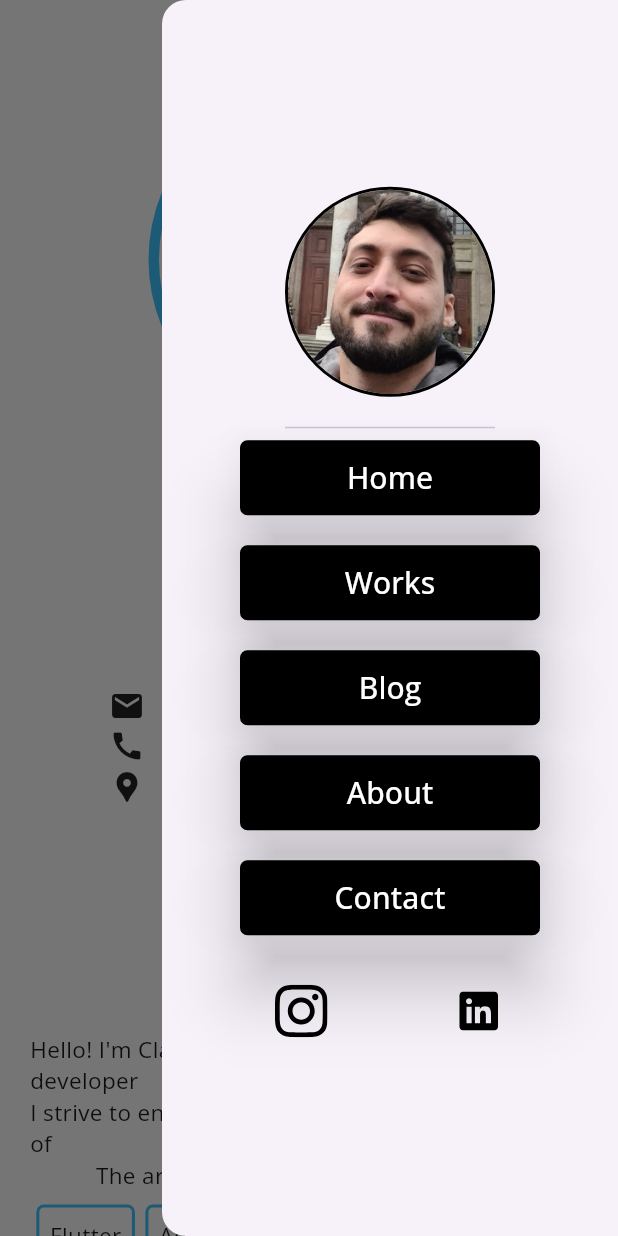
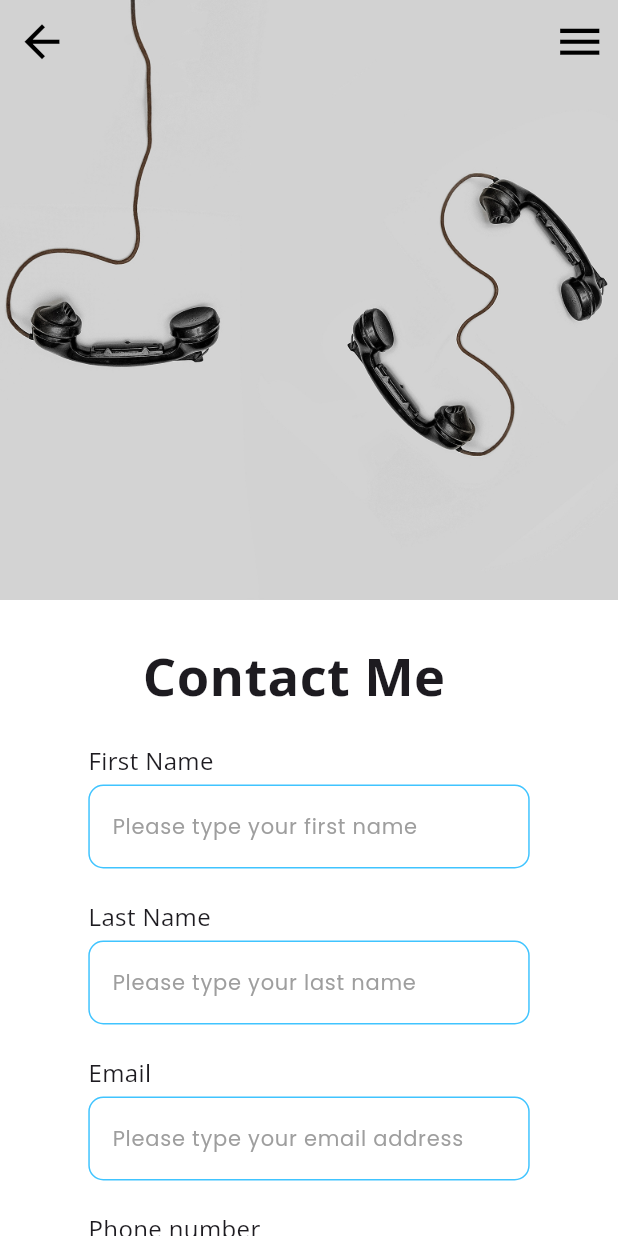
Before and after one commit to ClaesErik/PortifolioClaesErik, a Flutter app: the screen it shows after launch, after a tap on the "menu" icon, after a tap on "Contact", on a phone screen of 412 x 824 dp. Run offline on Flutter 3.47's test engine with Material 3 defaults, Android fonts, the phone set to English and light mode, and no system bars; our stand-ins replace flutter_svg, google_fonts.

Commit message:
Created first navigation top Contact Me; Mobile page accordingly;

```diff
--- a/lib/components.dart
+++ b/lib/components.dart
@@ -7,8 +7,14 @@ import 'globals.dart';
 
 class TabsWeb extends StatefulWidget {
   final title;
+  final route;
   final accentColor;
-  const TabsWeb(this.title, this.accentColor, {super.key});
+  const TabsWeb({
+    super.key,
+    this.title,
+    this.accentColor,
+    this.route,
+  });
 
   @override
   State<TabsWeb> createState() => _TabsWebState();
@@ -19,7 +25,11 @@ class _TabsWebState extends State<TabsWeb> {
 
   @override
   Widget build(BuildContext context) {
-    return MouseRegion(
+    return GestureDetector(
+      onTap: () {
+        Navigator.of(context).pushNamed(widget.route);
+      },
+      child: MouseRegion(
         onEnter: (_) {
           setState(() {
             isSelected = true;
@@ -58,6 +68,7 @@ class _TabsWebState extends State<TabsWeb> {
             ),
           ),
         ),
+      ),
     );
   }
 }
@@ -86,7 +97,9 @@ class _TabsMobileState extends State<TabsMobile> {
         widget.text,
         style: GoogleFonts.openSans(fontSize: 20.0, color: Colors.white),
       ),
-      onPressed: () {},
+      onPressed: () {
+        Navigator.of(context).pushNamed(widget.route);
+      },
     );
   }
 }
@@ -126,16 +139,16 @@ class Sans extends StatelessWidget {
 
 class TextForm extends StatelessWidget {
   final accentColor;
-  final heading;
-  final width;
+  final text;
+  final containersWidth;
   final hintext;
   final maxLines;
 
   const TextForm(
       {super.key,
       @required this.accentColor,
-      @required this.heading,
-      @required this.width,
+      @required this.text,
+      @required this.containersWidth,
       @required this.hintext,
       this.maxLines});
 
@@ -144,16 +157,16 @@ class TextForm extends StatelessWidget {
     return Column(
       crossAxisAlignment: CrossAxisAlignment.start,
       children: [
-        Sans(heading, 16.0),
+        Sans(text, 16.0),
         SizedBox(height: 5.0),
         SizedBox(
-          width: width,
+          width: containersWidth,
           child: TextFormField(
             inputFormatters: [
-              LengthLimitingTextInputFormatter(10),
+              LengthLimitingTextInputFormatter(50),
               FilteringTextInputFormatter.allow(RegExp('[a-zA-Z]')),
             ],
-            maxLines: maxLines == null ? null : maxLines,
+            maxLines: maxLines,
             decoration: InputDecoration(
               focusedErrorBorder: OutlineInputBorder(
                 borderSide: BorderSide(color: Colors.red),
--- a/lib/globals.dart
+++ b/lib/globals.dart
@@ -9,6 +9,14 @@ class Globals {
   static const String githubURL = "https://github.com/ClaesErik/";
   static const String linkedinURL =
       "https://www.linkedin.com/in/claes-junior-9378a38a";
+  //avatar
+  static const String avatarImage = "assets/Claes_foto_3_por_4.png";
+  static const String avatarCircleImage =
+      "assets/Claes_foto_3_por_4-circle.png";
+  //icons
+  static const String instagramIcon = "assets/instagram.svg";
+  static const String githubIcon = "assets/github.svg";
+  static const String linkedinIcon = "assets/linkedin.svg";
 
   ///Strings
   static const String userIntro =
--- /dev/null
+++ b/lib/mobile/contact_mobile.dart
@@ -0,0 +1,150 @@
+import 'package:flutter/material.dart';
+import 'package:flutter_svg/svg.dart';
+import 'package:url_launcher/url_launcher.dart';
+
+import '../components.dart';
+import '../globals.dart';
+
+class ContactMobile extends StatefulWidget {
+  const ContactMobile({super.key});
+
+  @override
+  State<ContactMobile> createState() => _ContactMobileState();
+}
+
+class _ContactMobileState extends State<ContactMobile> {
+  @override
+  Widget build(BuildContext context) {
+    var widthDevice = MediaQuery.of(context).size.width;
+    return Scaffold(
+      extendBodyBehindAppBar: true,
+      backgroundColor: Colors.white,
+      endDrawer: Drawer(
+        child: Column(
+          mainAxisAlignment: MainAxisAlignment.center,
+          children: [
+            DrawerHeader(
+              padding: EdgeInsets.only(bottom: 20.0),
+              child: Container(
+                decoration: BoxDecoration(
+                  shape: BoxShape.circle,
+                  border: Border.all(width: 2.0, color: Colors.black),
+                ),
+                child: Image.asset('assets/perfil-circle.png'),
+              ),
+            ),
+            TabsMobile(text: "Home", route: '/'),
+            SizedBox(height: 20.0),
+            TabsMobile(text: "Works", route: '/works'),
+            SizedBox(height: 20.0),
+            TabsMobile(text: "Blog", route: '/blog'),
+            SizedBox(height: 20.0),
+            TabsMobile(text: "About", route: '/about'),
+            SizedBox(height: 20.0),
+            TabsMobile(text: "Contact", route: '/contact'),
+            Padding(
+              padding: const EdgeInsets.only(top: 25.0),
+              child: Row(
+                mainAxisAlignment: MainAxisAlignment.spaceEvenly,
+                children: [
+                  IconButton(
+                      onPressed: () async =>
+                          await launchUrl(Uri.parse(Globals.instaURL)),
+                      icon: SvgPicture.asset(
+                        Globals.instagramIcon,
+                        colorFilter:
+                            ColorFilter.mode(Colors.black, BlendMode.srcIn),
+                        width: 35.0,
+                      )),
+                  IconButton(
+                      onPressed: () async =>
+                          await launchUrl(Uri.parse(Globals.githubURL)),
+                      icon: SvgPicture.asset(
+                        Globals.githubIcon,
+                        colorFilter:
+                            ColorFilter.mode(Colors.black, BlendMode.srcIn),
+                        width: 35.0,
+                      )),
+                  IconButton(
+                      onPressed: () async =>
+                          await launchUrl(Uri.parse(Globals.linkedinURL)),
+                      icon: SvgPicture.asset(
+                        Globals.linkedinIcon,
+                        colorFilter:
+                            ColorFilter.mode(Colors.black, BlendMode.srcIn),
+                        width: 35.0,
+                      ))
+                ],
+              ),
+            )
+          ],
+        ),
+      ),
+      body: NestedScrollView(
+          headerSliverBuilder: (BuildContext context, bool innerBoxIsScrolled) {
+            return <Widget>[
+              SliverAppBar(
+                expandedHeight: 400.0,
+                backgroundColor: Colors.white,
+                iconTheme: IconThemeData(size: 35.0, color: Colors.black),
+                flexibleSpace: FlexibleSpaceBar(
+                  background: Image.asset("assets/contact_image.jpg",
+                      fit: BoxFit.cover),
+                ),
+              ),
+            ];
+          },
+          body: SingleChildScrollView(
+            padding: const EdgeInsets.symmetric(vertical: 25.0),
+            child: Wrap(
+              runSpacing: 20.0,
+              spacing: 20.0,
+              alignment: WrapAlignment.center,
+              children: [
+                SansBold("Contact Me", 35.0),
+                SizedBox(height: 15.0),
+                TextForm(
+                    accentColor: Globals.accentColor,
+                    text: "First Name",
+                    containersWidth: widthDevice / 1.4,
+                    hintext: "Please type your first name"),
+                TextForm(
+                    accentColor: Globals.accentColor,
+                    text: "Last Name",
+                    containersWidth: widthDevice / 1.4,
+                    hintext: "Please type your last name"),
+                TextForm(
+                    accentColor: Globals.accentColor,
+                    text: "Email",
+                    containersWidth: widthDevice / 1.4,
+                    hintext: "Please type your email address"),
+                TextForm(
+                    accentColor: Globals.accentColor,
+                    text: "Phone number",
+                    containersWidth: widthDevice / 1.4,
+                    hintext: "Please type your phone number"),
+                TextForm(
+                    accentColor: Globals.accentColor,
+                    text: "Message",
+                    containersWidth: widthDevice / 1.4,
+                    hintext: "Please type our first name",
+                    maxLines: 10),
+                Padding(
+                  padding: const EdgeInsets.only(top: 20.0, bottom: 90.0),
+                  child: MaterialButton(
+                    onPressed: () {},
+                    elevation: 20.0,
+                    shape: RoundedRectangleBorder(
+                        borderRadius: BorderRadius.circular(10.0)),
+                    height: 60.0,
+                    minWidth: widthDevice / 2.2,
+                    color: Globals.accentColor,
+                    child: SansBold("Submit", 20.0),
+                  ),
+                ),
+              ],
+            ),
+          )),
+    );
+  }
+}
--- a/lib/mobile/landing_page_mobile.dart
+++ b/lib/mobile/landing_page_mobile.dart
@@ -56,7 +56,16 @@ class _LandingPageMobileState extends State<LandingPageMobile> {
                       onPressed: () async =>
                           await launchUrl(Uri.parse(Globals.instaURL)),
                       icon: SvgPicture.asset(
-                        "assets/instagram.svg",
+                        Globals.instagramIcon,
+                        colorFilter:
+                            ColorFilter.mode(Colors.black, BlendMode.srcIn),
+                        width: 35.0,
+                      )),
+                  IconButton(
+                      onPressed: () async =>
+                          await launchUrl(Uri.parse(Globals.githubURL)),
+                      icon: SvgPicture.asset(
+                        Globals.githubIcon,
                         colorFilter:
                             ColorFilter.mode(Colors.black, BlendMode.srcIn),
                         width: 35.0,
@@ -65,7 +74,7 @@ class _LandingPageMobileState extends State<LandingPageMobile> {
                       onPressed: () async =>
                           await launchUrl(Uri.parse(Globals.linkedinURL)),
                       icon: SvgPicture.asset(
-                        "assets/linkedin.svg",
+                        Globals.linkedinIcon,
                         colorFilter:
                             ColorFilter.mode(Colors.black, BlendMode.srcIn),
                         width: 35.0,
@@ -90,8 +99,7 @@ class _LandingPageMobileState extends State<LandingPageMobile> {
                   child: CircleAvatar(
                     radius: 110.0,
                     backgroundColor: Colors.white,
-                    backgroundImage:
-                        AssetImage("assets/Claes_foto_3_por_4-circle.png"),
+                    backgroundImage: AssetImage(Globals.avatarCircleImage),
                   ),
                 ),
                 SizedBox(
@@ -216,9 +224,48 @@ class _LandingPageMobileState extends State<LandingPageMobile> {
             alignment: WrapAlignment.center,
             children: [
               SansBold("Contact Me", 35.0),
-              SizedBox(height: 155.0),
+              SizedBox(height: 15.0),
+              TextForm(
+                  accentColor: Globals.accentColor,
+                  text: "First Name",
+                  containersWidth: widthDevice / 1.4,
+                  hintext: "Please type your first name"),
+              TextForm(
+                  accentColor: Globals.accentColor,
+                  text: "Last Name",
+                  containersWidth: widthDevice / 1.4,
+                  hintext: "Please type your last name"),
+              TextForm(
+                  accentColor: Globals.accentColor,
+                  text: "Email",
+                  containersWidth: widthDevice / 1.4,
+                  hintext: "Please type your email address"),
+              TextForm(
+                  accentColor: Globals.accentColor,
+                  text: "Phone number",
+                  containersWidth: widthDevice / 1.4,
+                  hintext: "Please type your phone number"),
+              TextForm(
+                  accentColor: Globals.accentColor,
+                  text: "Message",
+                  containersWidth: widthDevice / 1.4,
+                  hintext: "Please type our first name",
+                  maxLines: 10),
+              Padding(
+                padding: const EdgeInsets.only(top: 20.0, bottom: 90.0),
+                child: MaterialButton(
+                  onPressed: () {},
+                  elevation: 20.0,
+                  shape: RoundedRectangleBorder(
+                      borderRadius: BorderRadius.circular(10.0)),
+                  height: 60.0,
+                  minWidth: widthDevice / 2.2,
+                  color: Globals.accentColor,
+                  child: SansBold("Submit", 20.0),
+                ),
+              ),
             ],
-          )
+          ),
         ],
       ),
     );
--- a/lib/routes.dart
+++ b/lib/routes.dart
@@ -1,4 +1,6 @@
+import 'package:claes_erik/mobile/contact_mobile.dart';
 import 'package:claes_erik/mobile/landing_page_mobile.dart';
+import 'package:claes_erik/web/contact_web.dart';
 import 'package:claes_erik/web/landing_page_web.dart';
 import 'package:flutter/material.dart';
 
@@ -14,6 +16,13 @@ class Routes {
                 : LandingPageMobile();
           }),
         );
+      case '/contact':
+        return MaterialPageRoute(
+          settings: settings,
+          builder: (_) => LayoutBuilder(builder: (context, constraints) {
+            return constraints.maxWidth > 800 ? ContactWeb() : ContactMobile();
+          }),
+        );
       default:
         return MaterialPageRoute(
           settings: settings,
```
Also changed, not shown: lib/web/contact_web.dart (added, +195 -0 lines), lib/web/landing_page_web.dart (+33 -22 lines). Lines whose indentation alone changed are shown as unchanged.
